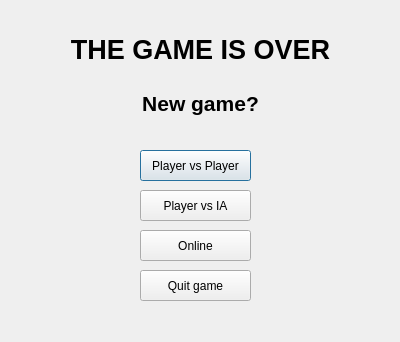
karamandrew/Arnianletricozor, file dialognewgame.ui: the form before one commit.
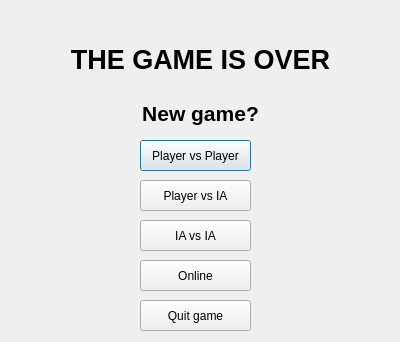
The form after the commit.

```diff
--- a/dialognewgame.ui
+++ b/dialognewgame.ui
@@ -17,7 +17,7 @@
    <property name="geometry">
     <rect>
      <x>140</x>
-     <y>150</y>
+     <y>140</y>
      <width>111</width>
      <height>31</height>
     </rect>
@@ -30,7 +30,7 @@
    <property name="geometry">
     <rect>
      <x>140</x>
-     <y>190</y>
+     <y>180</y>
      <width>111</width>
      <height>31</height>
     </rect>
@@ -43,7 +43,7 @@
    <property name="geometry">
     <rect>
      <x>140</x>
-     <y>230</y>
+     <y>260</y>
      <width>111</width>
      <height>31</height>
     </rect>
@@ -56,7 +56,7 @@
    <property name="geometry">
     <rect>
      <x>140</x>
-     <y>270</y>
+     <y>300</y>
      <width>111</width>
      <height>31</height>
     </rect>
@@ -69,7 +69,7 @@
    <property name="geometry">
     <rect>
      <x>50</x>
-     <y>-10</y>
+     <y>0</y>
      <width>301</width>
      <height>171</height>
     </rect>
@@ -78,6 +78,25 @@
     <string>&lt;html&gt;&lt;head/&gt;&lt;body&gt;&lt;p align=&quot;center&quot;&gt;&lt;span style=&quot; font-size:20pt; font-weight:600;&quot;&gt;THE GAME IS OVER&lt;/span&gt;&lt;br/&gt;&lt;/p&gt;&lt;p align=&quot;center&quot;&gt;&lt;span style=&quot; font-size:16pt; font-weight:600;&quot;&gt;New game?&lt;/span&gt;&lt;/p&gt;&lt;/body&gt;&lt;/html&gt;</string>
    </property>
   </widget>
+  <widget class="QPushButton" name="pushButton_5">
+   <property name="geometry">
+    <rect>
+     <x>140</x>
+     <y>220</y>
+     <width>111</width>
+     <height>31</height>
+    </rect>
+   </property>
+   <property name="text">
+    <string>IA vs IA</string>
+   </property>
+  </widget>
+  <zorder>label</zorder>
+  <zorder>pushButton</zorder>
+  <zorder>pushButton_2</zorder>
+  <zorder>pushButton_3</zorder>
+  <zorder>pushButton_4</zorder>
+  <zorder>pushButton_5</zorder>
  </widget>
  <resources/>
  <connections/>
```
